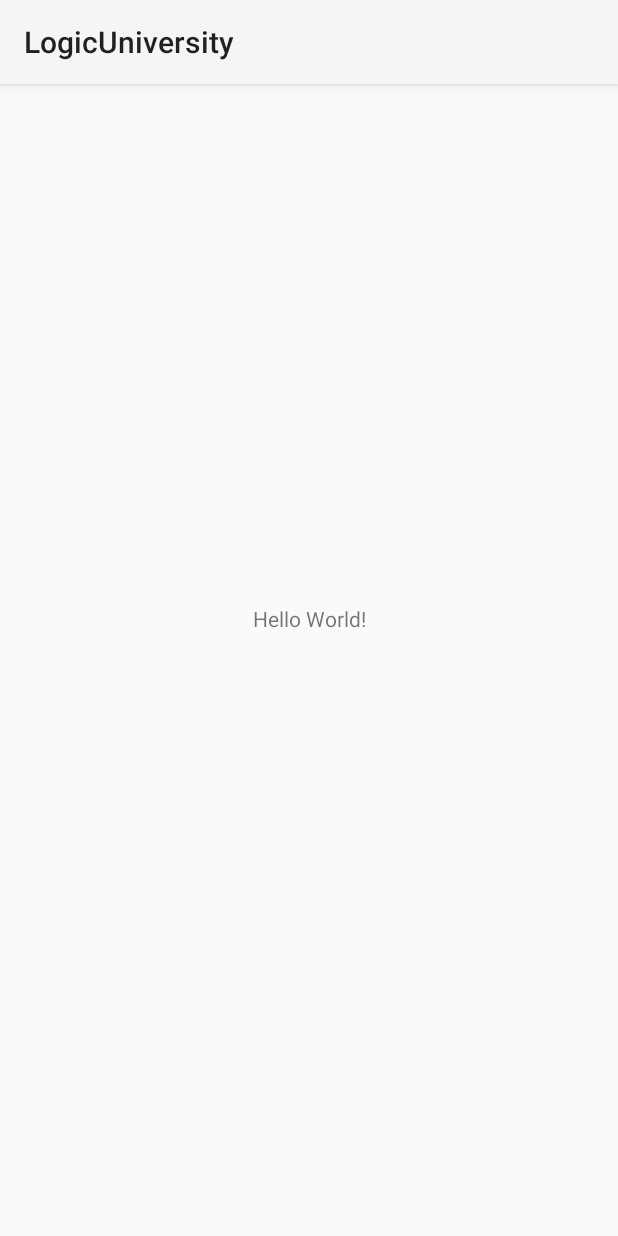
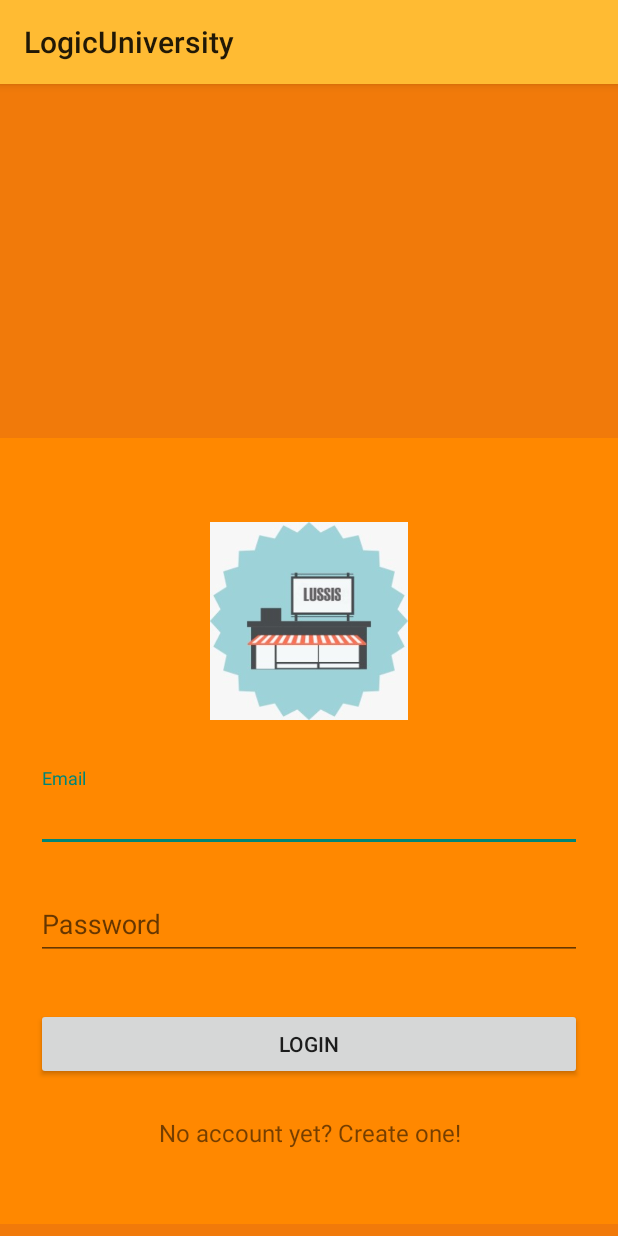
Before and after one commit to ChitSuShine/LogicUniversity, an Android app: the screen it shows after launch (MainActivity before the commit, LoginActivity after it), on a phone screen of 412 x 824 dp. Run offline under Robolectric (Android 15) with nearby library versions, the phone set to English and light mode, and no system bars.

Commit message:
Adding Drawer

```diff
--- a/app/build.gradle
+++ b/app/build.gradle
@@ -26,4 +26,5 @@ dependencies {
     testImplementation 'junit:junit:4.12'
     androidTestImplementation 'com.android.support.test:runner:1.0.2'
     androidTestImplementation 'com.android.support.test.espresso:espresso-core:3.0.2'
+    implementation 'com.android.support:design:28.0.0-alpha3'
 }
--- a/app/src/main/AndroidManifest.xml
+++ b/app/src/main/AndroidManifest.xml
@@ -9,13 +9,14 @@
         android:roundIcon="@mipmap/ic_launcher_round"
         android:supportsRtl="true"
         android:theme="@style/Theme.AppCompat.Light.NoActionBar">
-        <activity android:name=".MainActivity">
+        <activity android:name=".LoginActivity">
             <intent-filter>
                 <action android:name="android.intent.action.MAIN" />
 
                 <category android:name="android.intent.category.LAUNCHER" />
             </intent-filter>
         </activity>
+        <activity android:name=".MainActivity"></activity>
     </application>
 
 </manifest>
--- /dev/null
+++ b/app/src/main/java/com/example/chitsushine/logicuniversity/LoginActivity.java
@@ -0,0 +1,29 @@
+package com.example.chitsushine.logicuniversity;
+
+import android.content.Intent;
+import android.support.v7.app.AppCompatActivity;
+import android.os.Bundle;
+import android.support.v7.widget.AppCompatButton;
+import android.support.v7.widget.Toolbar;
+import android.view.View;
+
+public class LoginActivity extends AppCompatActivity {
+
+    @Override
+    protected void onCreate(Bundle savedInstanceState) {
+        super.onCreate(savedInstanceState);
+        setContentView(R.layout.activity_login);
+
+        Toolbar myToolbar = findViewById(R.id.my_toolbar);
+        setSupportActionBar(myToolbar);
+
+        AppCompatButton btn_login = findViewById(R.id.btn_login);
+        btn_login.setOnClickListener(new View.OnClickListener() {
+            @Override
+            public void onClick(View arg0) {
+                Intent intent = new Intent(getApplicationContext(),MainActivity.class);
+                startActivity(intent);
+            }
+        });
+    }
+}
--- /dev/null
+++ b/app/src/main/res/layout/activity_login.xml
@@ -0,0 +1,87 @@
+<?xml version="1.0" encoding="utf-8"?>
+<android.support.constraint.ConstraintLayout xmlns:android="http://schemas.android.com/apk/res/android"
+    xmlns:app="http://schemas.android.com/apk/res-auto"
+    xmlns:tools="http://schemas.android.com/tools"
+    android:layout_width="match_parent"
+    android:layout_height="match_parent"
+    android:background="?android:attr/colorActivatedHighlight"
+    tools:context=".LoginActivity">
+
+    <android.support.v7.widget.Toolbar
+        android:id="@+id/my_toolbar"
+        android:layout_width="match_parent"
+        android:layout_height="?attr/actionBarSize"
+        android:background="@android:color/holo_orange_light"
+        android:elevation="4dp"
+        android:theme="@style/ThemeOverlay.AppCompat.ActionBar"
+        app:popupTheme="@style/ThemeOverlay.AppCompat.Light" />
+
+    <LinearLayout
+        android:layout_width="match_parent"
+        android:layout_height="524dp"
+        android:layout_marginBottom="8dp"
+        android:background="@android:color/holo_orange_dark"
+        android:orientation="vertical"
+        android:paddingLeft="24dp"
+        android:paddingRight="24dp"
+        android:paddingTop="56dp"
+        app:layout_constraintBottom_toBottomOf="parent">
+
+        <ImageView
+            android:layout_width="wrap_content"
+            android:layout_height="132dp"
+            android:layout_gravity="center_horizontal"
+            android:layout_marginBottom="24dp"
+            android:src="@drawable/logo" />
+
+        <!-- Email Label -->
+        <android.support.design.widget.TextInputLayout
+            android:layout_width="match_parent"
+            android:layout_height="wrap_content"
+            android:layout_marginBottom="8dp"
+            android:layout_marginTop="8dp">
+
+            <EditText
+                android:id="@+id/input_email"
+                android:layout_width="match_parent"
+                android:layout_height="wrap_content"
+                android:hint="Email"
+                android:inputType="textEmailAddress" />
+        </android.support.design.widget.TextInputLayout>
+
+        <!-- Password Label -->
+        <android.support.design.widget.TextInputLayout
+            android:layout_width="match_parent"
+            android:layout_height="wrap_content"
+            android:layout_marginBottom="8dp"
+            android:layout_marginTop="8dp">
+
+            <EditText
+                android:id="@+id/input_password"
+                android:layout_width="match_parent"
+                android:layout_height="wrap_content"
+                android:hint="Password"
+                android:inputType="textPassword" />
+        </android.support.design.widget.TextInputLayout>
+
+        <android.support.v7.widget.AppCompatButton
+            android:id="@+id/btn_login"
+            android:layout_width="fill_parent"
+            android:layout_height="wrap_content"
+            android:layout_marginBottom="24dp"
+            android:layout_marginTop="24dp"
+            android:padding="12dp"
+            android:text="Login" />
+
+        <TextView
+            android:id="@+id/link_signup"
+            android:layout_width="fill_parent"
+            android:layout_height="wrap_content"
+            android:layout_marginBottom="24dp"
+            android:gravity="center"
+            android:text="No account yet? Create one!"
+            android:textSize="16dip" />
+
+    </LinearLayout>
+
+</android.support.constraint.ConstraintLayout>
--- a/app/src/main/res/layout/activity_main.xml
+++ b/app/src/main/res/layout/activity_main.xml
@@ -1,27 +1,36 @@
 <?xml version="1.0" encoding="utf-8"?>
-<android.support.constraint.ConstraintLayout xmlns:android="http://schemas.android.com/apk/res/android"
+<android.support.v4.widget.DrawerLayout xmlns:android="http://schemas.android.com/apk/res/android"
     xmlns:app="http://schemas.android.com/apk/res-auto"
     xmlns:tools="http://schemas.android.com/tools"
+    android:id="@+id/drawer_layout"
     android:layout_width="match_parent"
     android:layout_height="match_parent"
+    android:fitsSystemWindows="true"
     tools:context=".MainActivity">
+
+    <FrameLayout
+        android:id="@+id/content_frame"
+        android:layout_width="match_parent"
+        android:layout_height="match_parent">
 
     <android.support.v7.widget.Toolbar
         android:id="@+id/my_toolbar"
         android:layout_width="match_parent"
         android:layout_height="?attr/actionBarSize"
-        android:background="?attr/colorPrimary"
+        android:background="@android:color/holo_orange_light"
         android:elevation="4dp"
         android:theme="@style/ThemeOverlay.AppCompat.ActionBar"
-        app:popupTheme="@style/ThemeOverlay.AppCompat.Light"/>
+        app:popupTheme="@style/ThemeOverlay.AppCompat.Light" />
 
-    <TextView
+    </FrameLayout>
+
+    <android.support.design.widget.NavigationView
+        android:id="@+id/nav_view"
         android:layout_width="wrap_content"
-        android:layout_height="wrap_content"
-        android:text="Hello World!"
-        app:layout_constraintBottom_toBottomOf="parent"
-        app:layout_constraintLeft_toLeftOf="parent"
-        app:layout_constraintRight_toRightOf="parent"
-        app:layout_constraintTop_toTopOf="parent" />
+        android:layout_height="match_parent"
+        android:layout_gravity="start"
+        android:fitsSystemWindows="true"
+        app:menu="@menu/drawer_menu"
+        app:headerLayout="@layout/nav_header"/>
 
-</android.support.constraint.ConstraintLayout>
+</android.support.v4.widget.DrawerLayout>
--- a/app/src/main/res/menu/menu.xml
+++ /dev/null
@@ -1,4 +0,0 @@
-<?xml version="1.0" encoding="utf-8"?>
-<menu xmlns:android="http://schemas.android.com/apk/res/android">
-
-</menu>
```
Also changed, not shown: app/src/main/java/com/example/chitsushine/logicuniversity/MainActivity.java (+42 -2 lines), app/src/main/res/drawable/ic_menu_black_24dp.xml (added, +9 -0 lines), app/src/main/res/drawable/profile.xml (added, +9 -0 lines), app/src/main/res/drawable/report.xml (added, +9 -0 lines), app/src/main/res/layout/nav_header.xml (added, +22 -0 lines), app/src/main/res/menu/drawer_menu.xml (added, +29 -0 lines), app/src/main/res/values/strings.xml (+7 -0 lines), app/src/main/res/drawable/dashboard.png (added), app/src/main/res/drawable/inventory.png (added), app/src/main/res/drawable/logo.jpeg (added), app/src/main/res/drawable/request.png (added), app/src/main/res/drawable/tracking.png (added).
